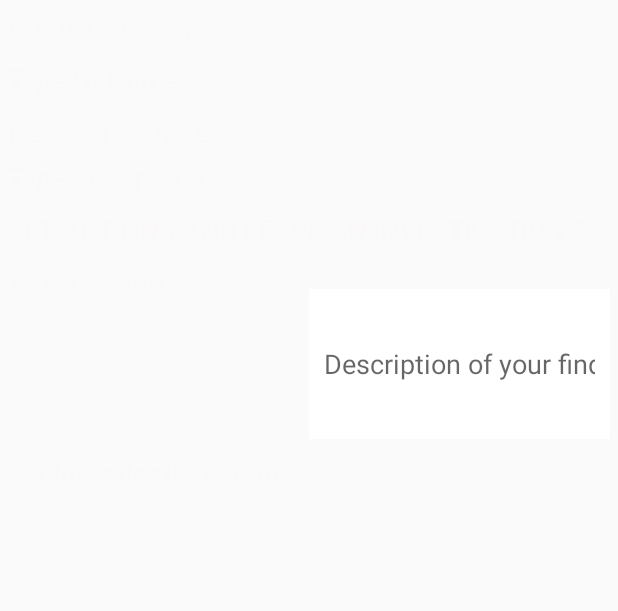
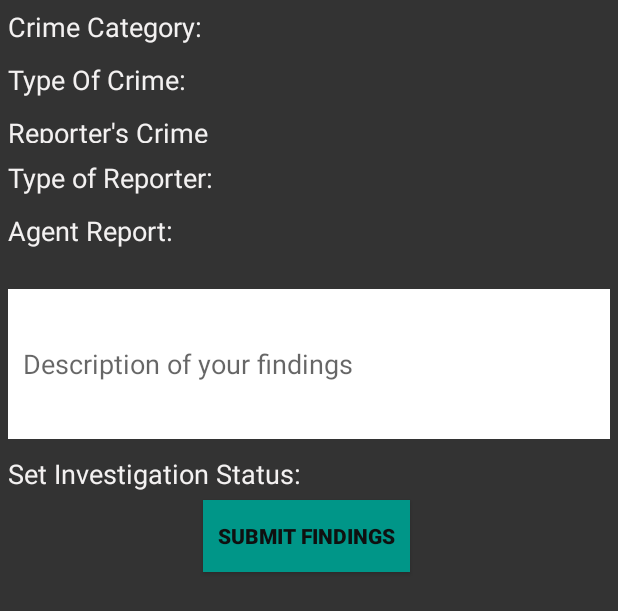
Before and after one commit to Jonnybuoy/Tujilinde, an Android app: the layout agent_received_crime_details.xml on its own in the app's theme, with its tools: preview values and no code run, on a phone screen of 412 x 824 dp. Shown: the top 611 px of the screen. Run offline under Robolectric (Android 15) with nearby library versions, the phone set to English and light mode, and no system bars; Roboto replaces fonts that are not available here.

Commit message:
Display received crime report details for agent

```diff
--- a/app/src/main/AndroidManifest.xml
+++ b/app/src/main/AndroidManifest.xml
@@ -6,8 +6,7 @@
          Google Maps Android API v2, but you must specify either coarse or fine
          location permissions for the 'MyLocation' functionality.
     -->
-    <uses-permission android:name="android.permission.ACCESS_FINE_LOCATION" />
-    <uses-permission android:name="android.permission.ACCESS_COARSE_LOCATION" />
+    <uses-permission-sdk-23 android:name="android.permission.ACCESS_FINE_LOCATION" />
 
     <application
         android:name="androidx.multidex.MultiDexApplication"
--- a/app/src/main/java/com/example/tujilinde/CivilianMapsFragment.java
+++ b/app/src/main/java/com/example/tujilinde/CivilianMapsFragment.java
@@ -147,9 +147,9 @@ public class CivilianMapsFragment extends Fragment implements OnMapReadyCallback
                     mReportBtn.setText("Looking for Security Agent location...");
 
                 }
-                    Intent intent = new Intent(getActivity(), CrimeDetailsActivity.class);
+                Intent intent = new Intent(getActivity(), CrimeDetailsActivity.class);
 
-                    startActivity(intent);
+                startActivity(intent);
 
             }
 
--- a/app/src/main/res/layout/agent_received_crime_details.xml
+++ b/app/src/main/res/layout/agent_received_crime_details.xml
@@ -1,7 +1,8 @@
 <?xml version="1.0" encoding="utf-8"?>
-<LinearLayout
-    xmlns:android="http://schemas.android.com/apk/res/android" android:layout_width="match_parent"
+<LinearLayout xmlns:android="http://schemas.android.com/apk/res/android"
+    android:layout_width="match_parent"
     android:layout_height="match_parent"
+    android:background="#333333"
     android:orientation="vertical">
 
     <LinearLayout
@@ -46,14 +47,14 @@
             android:layout_weight="1"
             android:text="Type Of Crime:  "
             android:textAppearance="?android:attr/textAppearanceMedium"
-            android:textColor="#F7FAF8F8"/>
+            android:textColor="#F7FAF8F8" />
 
         <TextView
             android:id="@+id/text_crime_type"
             android:layout_width="match_parent"
             android:layout_height="wrap_content"
             android:layout_weight="1"
-            android:textColor="#F7FAF8F8"/>
+            android:textColor="#F7FAF8F8" />
 
     </LinearLayout>
 
@@ -71,14 +72,14 @@
             android:layout_weight="1"
             android:text="Reporter's Crime Description:  "
             android:textAppearance="?android:attr/textAppearanceMedium"
-            android:textColor="#F7FAF8F8"/>
+            android:textColor="#F7FAF8F8" />
 
         <TextView
             android:id="@+id/text_crime_description"
             android:layout_width="match_parent"
             android:layout_height="wrap_content"
             android:layout_weight="1"
-            android:textColor="#F7FAF8F8"/>
+            android:textColor="#F7FAF8F8" />
 
     </LinearLayout>
 
@@ -98,36 +99,17 @@
             android:singleLine="true"
             android:text="Type of Reporter:  "
             android:textAppearance="?android:attr/textAppearanceMedium"
-            android:textColor="#F7FAF8F8"/>
+            android:textColor="#F7FAF8F8" />
 
         <TextView
             android:id="@+id/text_reported_as"
             android:layout_width="match_parent"
             android:layout_height="wrap_content"
             android:layout_weight="1"
-            android:textColor="#F7FAF8F8"/>
+            android:textColor="#F7FAF8F8" />
 
     </LinearLayout>
 
-    <LinearLayout
-        android:layout_width="match_parent"
-        android:layout_height="wrap_content"
-        android:orientation="horizontal"
-        android:padding="5dp"
-        android:weightSum="2">
-
-
-        <TextView
-
-            android:layout_width="match_parent"
-            android:layout_height="match_parent"
-            android:layout_weight="1"
-            android:singleLine="true"
-            android:text="SET ACTIONS AND LEAVE AN INVESTIGATION REPORT:"
-            android:textAppearance="?android:attr/textAppearanceMedium"
-            android:textColor="#F7FAF8F8"/>
-
-    </LinearLayout>
 
 
     <LinearLayout
@@ -146,20 +128,31 @@
             android:singleLine="true"
             android:text="Agent Report:  "
             android:textAppearance="?android:attr/textAppearanceMedium"
-            android:textColor="#F7FAF8F8"/>
+            android:textColor="#F7FAF8F8" />
+
+
+    </LinearLayout>
+
+    <LinearLayout
+        android:layout_width="match_parent"
+        android:layout_height="wrap_content"
+        android:orientation="horizontal"
+        android:padding="5dp"
+        android:weightSum="2">
+
 
         <EditText
             android:id="@+id/editAgentReport"
             android:layout_width="match_parent"
-            android:layout_weight="1"
-            android:textColor="#F7FAF8F8"
             android:layout_height="100dp"
             android:layout_marginTop="16dp"
+            android:layout_weight="1"
             android:background="@color/common_google_signin_btn_text_dark_default"
             android:ems="15"
             android:hint="Description of your findings"
             android:inputType="textPersonName"
-            android:padding="10dp" />
+            android:padding="10dp"
+            android:textColor="#F7FAF8F8" />
 
     </LinearLayout>
 
@@ -179,9 +172,10 @@
             android:singleLine="true"
             android:text="Set Investigation Status:  "
             android:textAppearance="?android:attr/textAppearanceMedium"
-            android:textColor="#F7FAF8F8"/>
+            android:textColor="#F7FAF8F8" />
 
         <Spinner
+            android:id="@+id/spinnerStatus"
             android:layout_width="wrap_content"
             android:layout_height="match_parent"
             android:layout_marginTop="8dp"
@@ -189,14 +183,29 @@
             android:background="@color/common_google_signin_btn_text_dark_default"
             android:dropDownWidth="wrap_content"
             android:ems="15"
+            android:hint="Set Crime Case Status"
             android:padding="10dp"
-            android:hint="Under Investigation"
-            android:textColor="@android:color/black"/>
+            android:textColor="@android:color/black" />
+
 
 
 
     </LinearLayout>
 
 
+    <Button
+        android:id="@+id/findingsSubmitBtn"
+        android:layout_width="wrap_content"
+        android:layout_height="wrap_content"
+        android:layout_marginRight="1dp"
+        android:layout_marginBottom="1dp"
+        android:background="#009688"
+        android:layout_gravity="center"
+        android:gravity="center"
+        android:padding="10dp"
+        android:text="SUBMIT FINDINGS"
+        android:textColor="#0F1010"
+        android:textStyle="bold" />
+
 
 </LinearLayout>
```
Also changed, not shown: app/src/main/java/com/example/tujilinde/AgentReceivedCrimeDetails.java (added, +213 -0 lines), app/src/main/java/com/example/tujilinde/AgentReceivedReportsFragment.java (+97 -4 lines).
